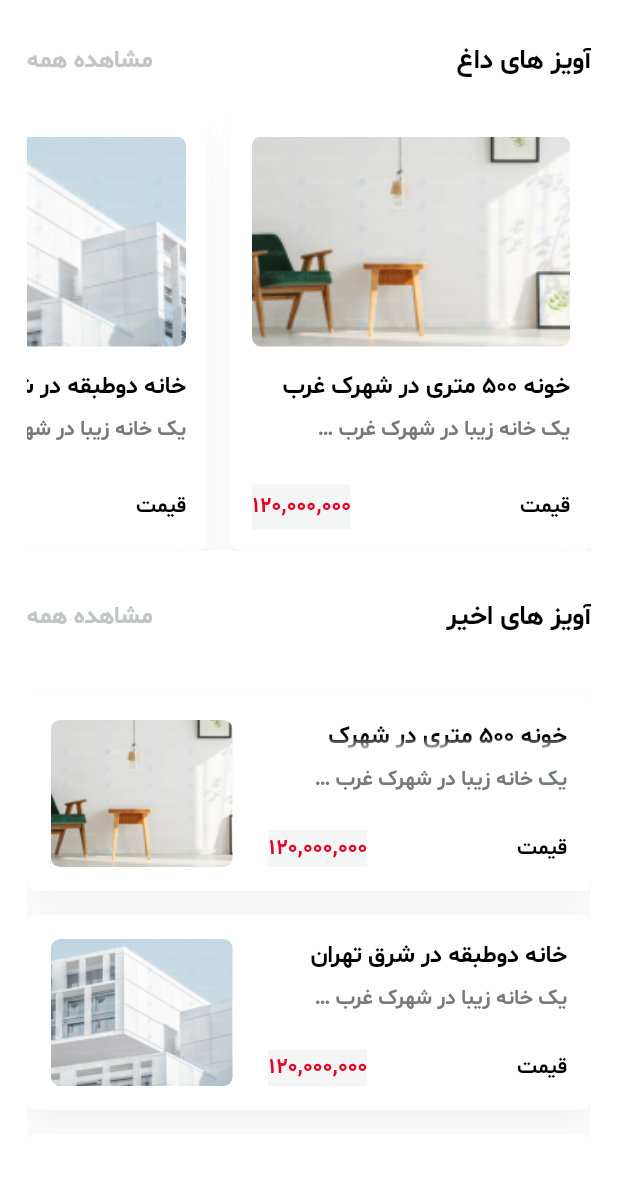
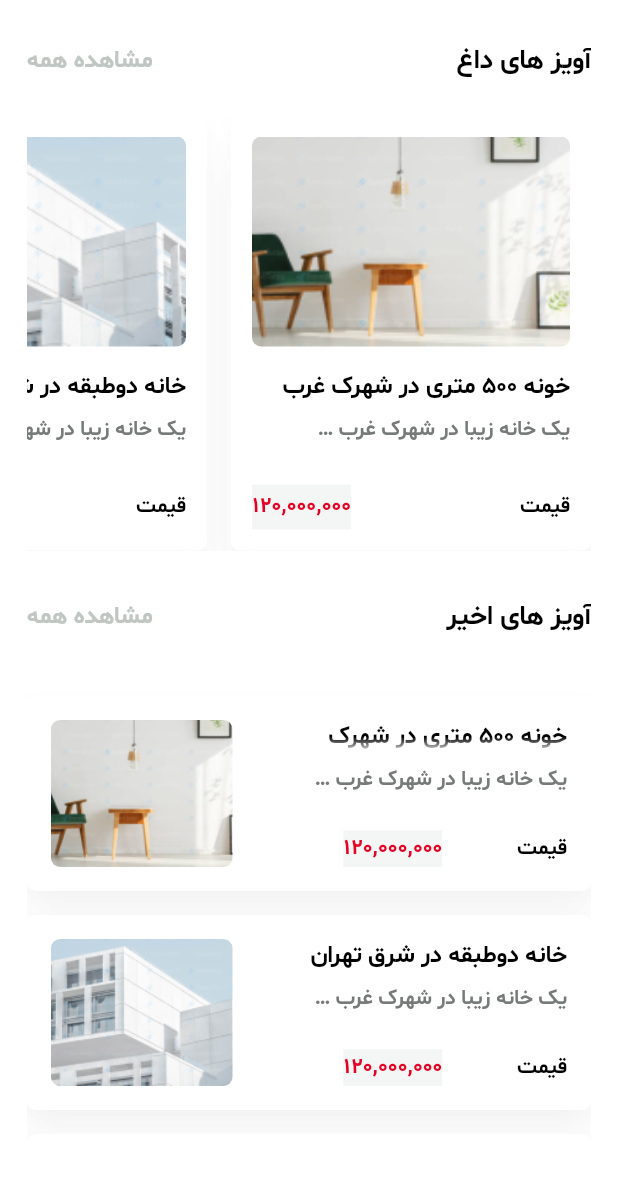
Before and after one commit to MagicalAtom/Avis-DivarClone-, a Flutter app: the HomeScreen screen opened directly, on a phone screen of 412 x 824 dp, the part 57-1236 px from its top. Run offline on Flutter 3.47's test engine with Material 2 defaults, Android fonts, the light colour scheme and no system bars; our stand-ins replace animate_do, cool_alert, dotted_border, dotted_line, flutter_switch; missing offline and left inert: easy_animated_tabbar.

Commit message:
fixed space problem

```diff
--- a/lib/components/littleProduct.dart
+++ b/lib/components/littleProduct.dart
@@ -98,7 +98,7 @@ class LittleProduct extends StatelessWidget {
                           textColor: Colors.black,
                         ),
                       ),
-                      const SizedBox(width: 100,),
+                      const SizedBox(width: 50,),
                       Container(
                         height: 40,
                         decoration: BoxDecoration(
```
Also changed, not shown: lib/components/advertise_screen_tab_bar_section/description_section.dart (+7 -4 lines).
